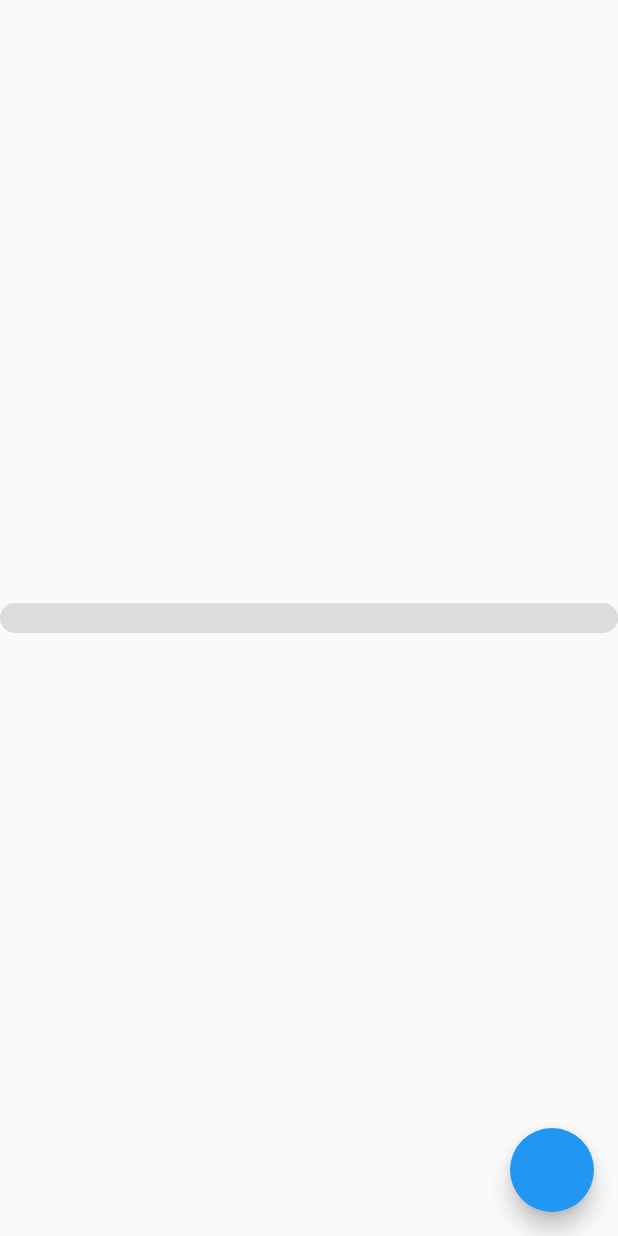
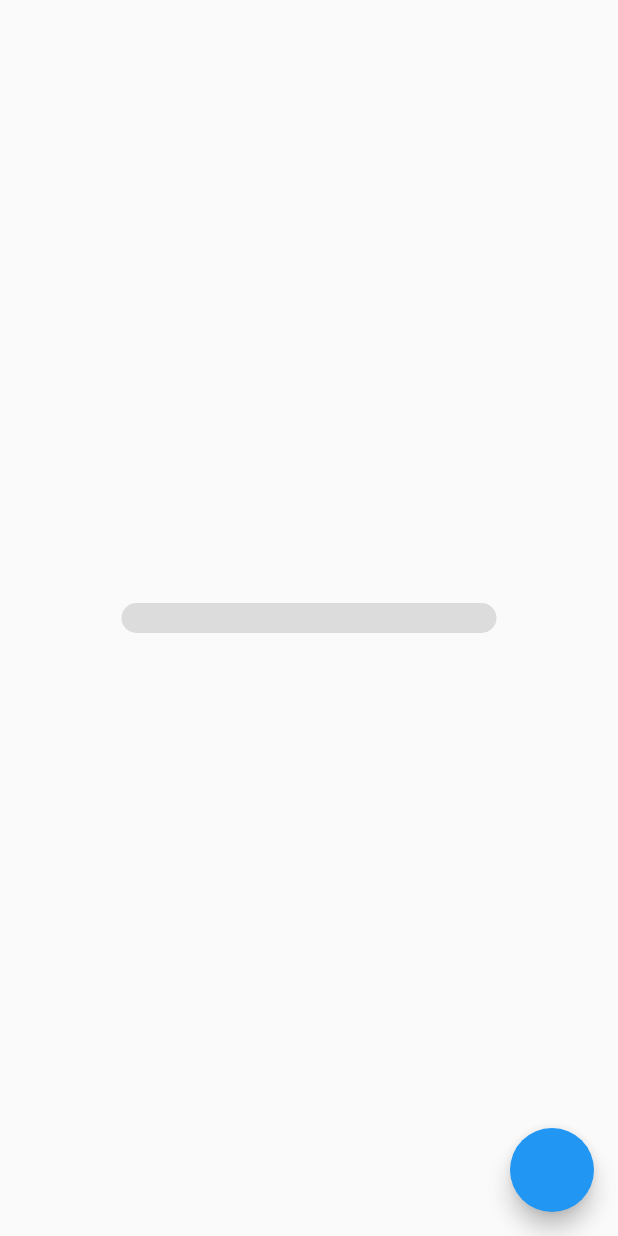
Before and after one commit to PACOdergod/duo2, a Flutter app: the screen it shows after launch, on a phone screen of 412 x 824 dp. Run offline on Flutter 3.47's test engine with Material 2 defaults, Android fonts, the light colour scheme and no system bars; our stand-ins replace get.

Commit message:
la barra de progreso tiene una animacion sencilla

```diff
--- a/lib/src/pages/example.dart
+++ b/lib/src/pages/example.dart
@@ -8,17 +8,17 @@ class ExamplePage extends StatefulWidget {
   _ExamplePageState createState() => _ExamplePageState();
 }
 
-class _ExamplePageState extends State<ExamplePage> {
+class _ExamplePageState extends State<ExamplePage>
+with SingleTickerProviderStateMixin
+{
 
   int index = 0;
-  int tam = 10;
+  int tam = 5;
   late double ancho = MediaQuery.of(context).size.width;
-  late double sizeOcupado;
 
 
   @override
   Widget build(BuildContext context) {
-    sizeOcupado = (index*ancho)/tam;
 
     return Scaffold(
       floatingActionButton: FloatingActionButton(
@@ -31,27 +31,10 @@ class _ExamplePageState extends State<ExamplePage> {
       ),
 
       body: Center(
-        child: Stack(
-        children: [
-          Container(
-            height: 20,
-            width: ancho,
-            decoration: BoxDecoration(
-              color: Colors.black12,
-              borderRadius: BorderRadius.circular(10)
-            ),
-          ),
-
-          Container(
-            height: 20,
-            width: sizeOcupado,
-            decoration: BoxDecoration(
-              color: Colors.green,
-              borderRadius: BorderRadius.circular(10)
-            ),
-          ),
-        ],
-    ),
+        child: ProgressBar(
+          index: index,
+          largo: tam,
+        ),
       )
    );
   }
--- a/lib/src/widgets/progress_bar.dart
+++ b/lib/src/widgets/progress_bar.dart
@@ -1,41 +1,55 @@
 import 'package:flutter/material.dart';
 
-
-//TODO: vendria bien con el animatedSwitch
 class ProgressBar extends StatefulWidget {
 
   final int largo;
   final int index;
   final double ancho;
+  final Color color;
 
   const ProgressBar({
     required this.largo,
     required this.index,
     this.ancho = 250,
+    this.color = Colors.green,
   });
 
   @override
   _ProgressBarState createState() => _ProgressBarState();
 }
+//TODO: mejorar la animacion
 
-class _ProgressBarState extends State<ProgressBar> {
+class _ProgressBarState extends State<ProgressBar>
+  with SingleTickerProviderStateMixin
+{
 
   late int index;
+  late int indexAnterior;
+  late AnimationController controller;
 
-  aumentarIndex(){
-    setState(() {
-      index++;
-    });
+  @override
+  void initState() {
+    super.initState();
+    indexAnterior = 0;
+    controller = AnimationController(
+      vsync: this,
+      duration: Duration(seconds: 1)
+    );
   }
 
   @override
   Widget build(BuildContext context) {
 
-    index = widget.index;
-    double sizeOcupado = (widget.index*widget.ancho)/widget.largo;
+    controller.forward(from: 0.0);
+
+    final diferenciaAnimar = widget.index - indexAnterior;
+    double factorUnidad = widget.ancho/widget.largo;
+
+    indexAnterior = widget.index;
 
     return Stack(
       children: [
+
         Container(
           height: 20,
           width: this.widget.ancho,
@@ -45,17 +59,25 @@ class _ProgressBarState extends State<ProgressBar> {
           ),
         ),
 
-        AnimatedSwitcher(
-          duration: Duration(seconds: 1),
-          child: Container(
-            height: 20,
-            width: sizeOcupado,
-            decoration: BoxDecoration(
-              color: Colors.green,
-              borderRadius: BorderRadius.circular(10)
-            ),
-          ),
+
+        AnimatedBuilder(
+          animation: controller,
+          builder: (BuildContext context, Widget? child) {
+            return Container(
+              height: 20,
+
+              width: (widget.index - diferenciaAnimar)*factorUnidad
+              + (diferenciaAnimar*controller.value)*factorUnidad,
+
+              decoration: BoxDecoration(
+                color: widget.color,
+                borderRadius: BorderRadius.circular(10)
+              ),
+            );
+          },
+
         ),
+
       ],
     );
   }
```
